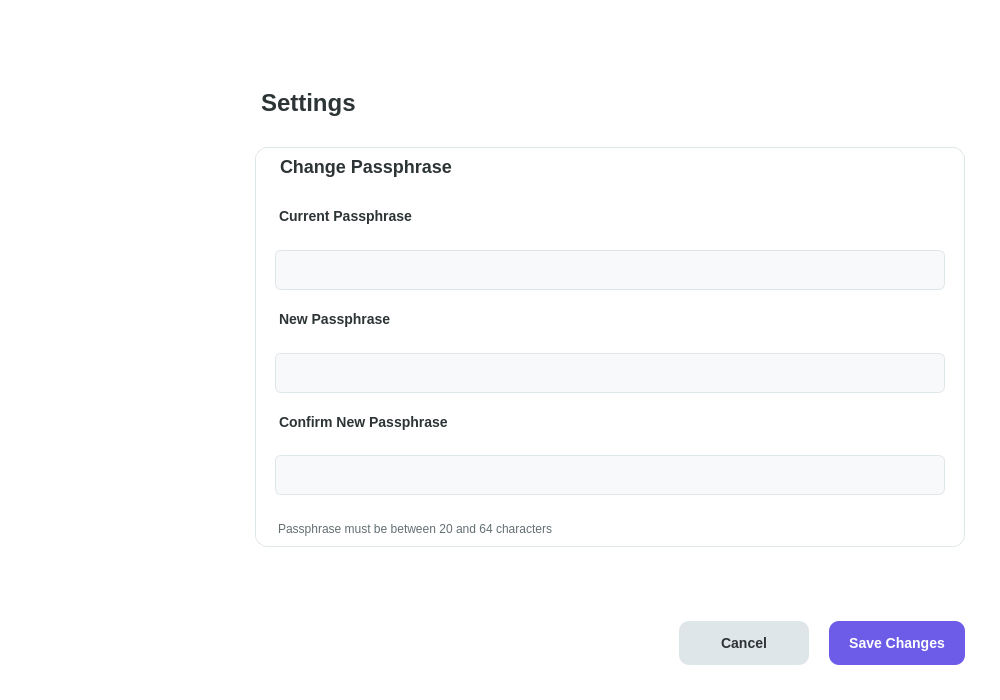
Above: src/ui/windows/settings/settings.ui from Fred-Sheppard/Eastwood before the change. Below: the same form after it.
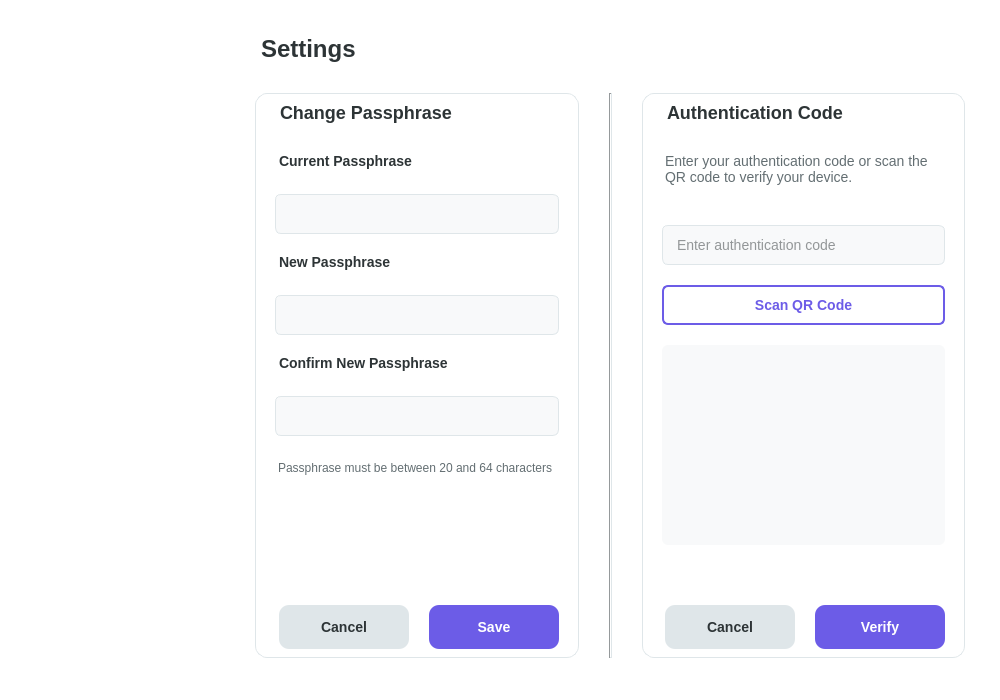
That is the form after the change. Custom widgets are drawn as their Qt base class.

Patch:
```diff
--- a/src/ui/windows/settings/settings.ui
+++ b/src/ui/windows/settings/settings.ui
@@ -95,7 +95,18 @@
       </widget>
      </item>
      <item>
+      <layout class="QHBoxLayout" name="settingsContentLayout">
+       <property name="spacing">
+        <number>30</number>
+       </property>
+       <item>
       <widget class="QWidget" name="passphraseWidget" native="true">
+         <property name="sizePolicy">
+          <sizepolicy hsizetype="Expanding" vsizetype="Preferred">
+           <horstretch>1</horstretch>
+           <verstretch>0</verstretch>
+          </sizepolicy>
+         </property>
        <property name="minimumSize">
         <size>
          <width>0</width>
@@ -249,10 +260,334 @@
           <property name="text">
            <string>Passphrase must be between 20 and 64 characters</string>
           </property>
-         </widget>
-        </item>
-       </layout>
-      </widget>
+            <property name="wordWrap">
+             <bool>true</bool>
+            </property>
+           </widget>
+          </item>
+          <item>
+           <spacer name="passphraseSpacer">
+            <property name="orientation">
+             <enum>Qt::Orientation::Vertical</enum>
+            </property>
+            <property name="sizeHint" stdset="0">
+             <size>
+              <width>20</width>
+              <height>40</height>
+             </size>
+            </property>
+           </spacer>
+          </item>
+          <item>
+           <layout class="QHBoxLayout" name="passphraseButtonLayout">
+            <item>
+             <spacer name="passphraseHorizontalSpacer">
+              <property name="orientation">
+               <enum>Qt::Orientation::Horizontal</enum>
+              </property>
+              <property name="sizeHint" stdset="0">
+               <size>
+                <width>40</width>
+                <height>20</height>
+               </size>
+              </property>
+             </spacer>
+            </item>
+            <item>
+             <widget class="QPushButton" name="passphraseCancelButton">
+              <property name="minimumSize">
+               <size>
+                <width>130</width>
+                <height>44</height>
+               </size>
+              </property>
+              <property name="styleSheet">
+               <string notr="true">QPushButton {
+  font-size: 14px;
+  font-weight: bold;
+  color: #2d3436;
+  background-color: #dfe6e9;
+  border-radius: 10px;
+  padding: 0 20px;
+}
+QPushButton:hover {
+  background-color: #b2bec3;
+}
+QPushButton:pressed {
+  background-color: #a4b0be;
+}</string>
+              </property>
+              <property name="text">
+               <string>Cancel</string>
+              </property>
+             </widget>
+            </item>
+            <item>
+             <widget class="QPushButton" name="passphraseSaveButton">
+              <property name="minimumSize">
+               <size>
+                <width>130</width>
+                <height>44</height>
+               </size>
+              </property>
+              <property name="styleSheet">
+               <string notr="true">QPushButton {
+  font-size: 14px;
+  font-weight: bold;
+  color: white;
+  background-color: #6c5ce7;
+  border-radius: 10px;
+  padding: 0 20px;
+}
+QPushButton:hover {
+  background-color: #5049c9;
+}
+QPushButton:pressed {
+  background-color: #4040b0;
+}</string>
+              </property>
+              <property name="text">
+               <string>Save</string>
+              </property>
+             </widget>
+            </item>
+           </layout>
+          </item>
+         </layout>
+        </widget>
+       </item>
+       <item>
+        <widget class="QFrame" name="verticalLine">
+         <property name="styleSheet">
+          <string notr="true">background-color: #dfe6e9;</string>
+         </property>
+         <property name="frameShape">
+          <enum>QFrame::Shape::VLine</enum>
+         </property>
+         <property name="frameShadow">
+          <enum>QFrame::Shadow::Sunken</enum>
+         </property>
+        </widget>
+       </item>
+       <item>
+        <widget class="QWidget" name="authWidget" native="true">
+         <property name="sizePolicy">
+          <sizepolicy hsizetype="Expanding" vsizetype="Preferred">
+           <horstretch>1</horstretch>
+           <verstretch>0</verstretch>
+          </sizepolicy>
+         </property>
+         <property name="minimumSize">
+          <size>
+           <width>0</width>
+           <height>400</height>
+          </size>
+         </property>
+         <property name="styleSheet">
+          <string notr="true">QWidget#authWidget {
+  background-color: white;
+  border: 1px solid #dfe6e9;
+  border-radius: 12px;
+  padding: 30px;
+}</string>
+         </property>
+         <layout class="QVBoxLayout" name="authLayout">
+          <property name="spacing">
+           <number>20</number>
+          </property>
+          <property name="leftMargin">
+           <number>20</number>
+          </property>
+          <property name="rightMargin">
+           <number>20</number>
+          </property>
+          <item>
+           <widget class="QLabel" name="authSectionTitle">
+            <property name="styleSheet">
+             <string notr="true">font-size: 18px; font-weight: bold; color: #2d3436; margin-bottom: 10px;</string>
+            </property>
+            <property name="text">
+             <string>Authentication Code</string>
+            </property>
+           </widget>
+          </item>
+          <item>
+           <widget class="QLabel" name="authDescription">
+            <property name="styleSheet">
+             <string notr="true">font-size: 14px; color: #636e72; margin-bottom: 20px;</string>
+            </property>
+            <property name="text">
+             <string>Enter your authentication code or scan the QR code to verify your device.</string>
+            </property>
+            <property name="wordWrap">
+             <bool>true</bool>
+            </property>
+           </widget>
+          </item>
+          <item>
+           <widget class="QLineEdit" name="authCodeInput">
+            <property name="minimumSize">
+             <size>
+              <width>0</width>
+              <height>40</height>
+             </size>
+            </property>
+            <property name="styleSheet">
+             <string notr="true">QLineEdit {
+  padding: 8px 12px;
+  border: 1px solid #dfe6e9;
+  border-radius: 6px;
+  background-color: #f8f9fa;
+  color: #2d3436;
+  font-size: 14px;
+}
+QLineEdit:focus {
+  border: 1px solid #6c5ce7;
+  background-color: white;
+}</string>
+            </property>
+            <property name="placeholderText">
+             <string>Enter authentication code</string>
+            </property>
+           </widget>
+          </item>
+          <item>
+           <widget class="QPushButton" name="scanQRButton">
+            <property name="minimumSize">
+             <size>
+              <width>0</width>
+              <height>40</height>
+             </size>
+            </property>
+            <property name="styleSheet">
+             <string notr="true">QPushButton {
+  font-size: 14px;
+  font-weight: bold;
+  color: #6c5ce7;
+  background-color: white;
+  border: 2px solid #6c5ce7;
+  border-radius: 6px;
+}
+QPushButton:hover {
+  background-color: #f5f3ff;
+}
+QPushButton:pressed {
+  background-color: #eeeaff;
+}</string>
+            </property>
+            <property name="text">
+             <string>Scan QR Code</string>
+            </property>
+           </widget>
+          </item>
+          <item>
+           <widget class="QLabel" name="qrCodeLabel">
+            <property name="minimumSize">
+             <size>
+              <width>200</width>
+              <height>200</height>
+             </size>
+            </property>
+            <property name="styleSheet">
+             <string notr="true">background-color: #f8f9fa; border-radius: 6px;</string>
+            </property>
+            <property name="alignment">
+             <set>Qt::AlignCenter</set>
+            </property>
+           </widget>
+          </item>
+          <item>
+           <spacer name="authSpacer">
+            <property name="orientation">
+             <enum>Qt::Orientation::Vertical</enum>
+            </property>
+            <property name="sizeHint" stdset="0">
+             <size>
+              <width>20</width>
+              <height>40</height>
+             </size>
+            </property>
+           </spacer>
+          </item>
+          <item>
+           <layout class="QHBoxLayout" name="authButtonLayout">
+            <item>
+             <spacer name="authHorizontalSpacer">
+              <property name="orientation">
+               <enum>Qt::Orientation::Horizontal</enum>
+              </property>
+              <property name="sizeHint" stdset="0">
+               <size>
+                <width>40</width>
+                <height>20</height>
+               </size>
+              </property>
+             </spacer>
+            </item>
+            <item>
+             <widget class="QPushButton" name="authCancelButton">
+              <property name="minimumSize">
+               <size>
+                <width>130</width>
+                <height>44</height>
+               </size>
+              </property>
+              <property name="styleSheet">
+               <string notr="true">QPushButton {
+  font-size: 14px;
+  font-weight: bold;
+  color: #2d3436;
+  background-color: #dfe6e9;
+  border-radius: 10px;
+  padding: 0 20px;
+}
+QPushButton:hover {
+  background-color: #b2bec3;
+}
+QPushButton:pressed {
+  background-color: #a4b0be;
+}</string>
+              </property>
+              <property name="text">
+               <string>Cancel</string>
+              </property>
+             </widget>
+            </item>
+            <item>
+             <widget class="QPushButton" name="authSaveButton">
+              <property name="minimumSize">
+               <size>
+                <width>130</width>
+                <height>44</height>
+               </size>
+              </property>
+              <property name="styleSheet">
+               <string notr="true">QPushButton {
+  font-size: 14px;
+  font-weight: bold;
+  color: white;
+  background-color: #6c5ce7;
+  border-radius: 10px;
+  padding: 0 20px;
+}
+QPushButton:hover {
+  background-color: #5049c9;
+}
+QPushButton:pressed {
+  background-color: #4040b0;
+}</string>
+              </property>
+              <property name="text">
+               <string>Verify</string>
+              </property>
+             </widget>
+            </item>
+           </layout>
+          </item>
+         </layout>
+        </widget>
+       </item>
+      </layout>
      </item>
      <item>
       <spacer name="bottomSpacer">
@@ -267,81 +602,6 @@
        </property>
       </spacer>
      </item>
-     <item>
-      <layout class="QHBoxLayout" name="buttonLayout">
-       <item>
-        <spacer name="horizontalSpacer">
-         <property name="orientation">
-          <enum>Qt::Orientation::Horizontal</enum>
-         </property>
-         <property name="sizeHint" stdset="0">
-          <size>
-           <width>40</width>
-           <height>20</height>
-          </size>
-         </property>
-        </spacer>
-       </item>
-       <item>
-        <widget class="QPushButton" name="cancelButton">
-         <property name="minimumSize">
-          <size>
-           <width>130</width>
-           <height>44</height>
-          </size>
-         </property>
-         <property name="styleSheet">
-          <string notr="true">QPushButton {
-  font-size: 14px;
-  font-weight: bold;
-  color: #2d3436;
-  background-color: #dfe6e9;
-  border-radius: 10px;
-  padding: 0 20px;
-}
-QPushButton:hover {
-  background-color: #b2bec3;
-}
-QPushButton:pressed {
-  background-color: #a4b0be;
-}</string>
-         </property>
-         <property name="text">
-          <string>Cancel</string>
-         </property>
-        </widget>
-       </item>
-       <item>
-        <widget class="QPushButton" name="saveButton">
-         <property name="minimumSize">
-          <size>
-           <width>130</width>
-           <height>44</height>
-          </size>
-         </property>
-         <property name="styleSheet">
-          <string notr="true">QPushButton {
-  font-size: 14px;
-  font-weight: bold;
-  color: white;
-  background-color: #6c5ce7;
-  border-radius: 10px;
-  padding: 0 20px;
-}
-QPushButton:hover {
-  background-color: #5049c9;
-}
-QPushButton:pressed {
-  background-color: #4040b0;
-}</string>
-         </property>
-         <property name="text">
-          <string>Save Changes</string>
-         </property>
-        </widget>
-       </item>
-      </layout>
-     </item>
     </layout>
    </item>
   </layout>
```
Lines whose indentation alone changed are shown as unchanged.
